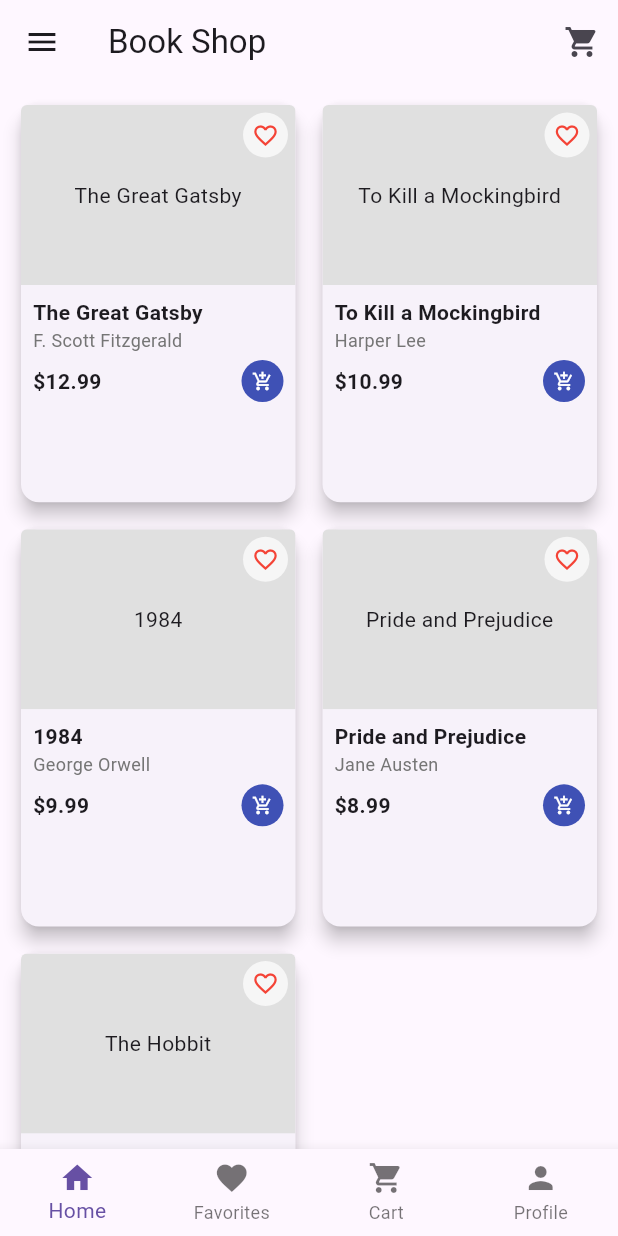
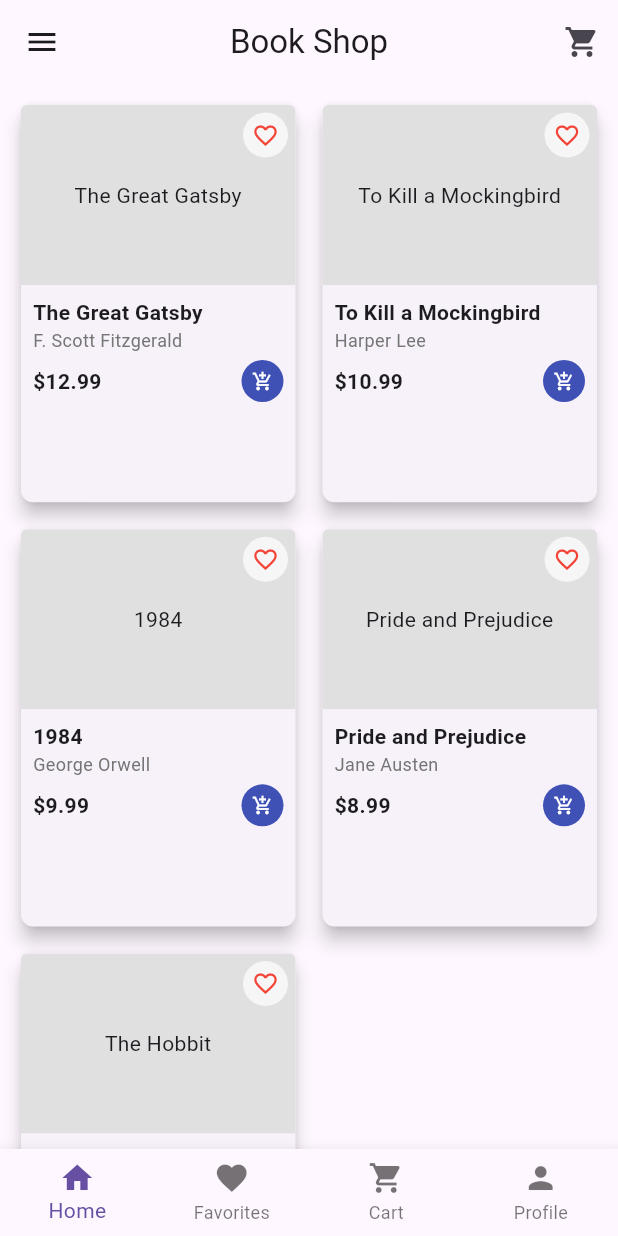
Before and after one commit to kulude/shoppinglist, a Flutter app: the screen it shows after launch, in the side drawer, after a tap on the "add shopping cart" icon, on a phone screen of 412 x 824 dp. Run offline on Flutter 3.47's test engine with Material 3 defaults, Android fonts, the phone set to English and light mode, and no system bars.

Commit message:
second commit

```diff
--- a/lib/book_item.dart
+++ b/lib/book_item.dart
@@ -9,11 +9,11 @@ class BookItem extends StatefulWidget {
   final FavoritesProvider favoritesProvider;
 
   const BookItem({
-    Key? key,
+    super.key,
     required this.book,
     required this.cartProvider,
     required this.favoritesProvider,
-  }) : super(key: key);
+  });
 
   @override
   State<BookItem> createState() => _BookItemState();
--- a/lib/home_screen.dart
+++ b/lib/home_screen.dart
@@ -9,11 +9,11 @@ class HomeScreen extends StatelessWidget {
   final FavoritesProvider favoritesProvider;
 
   const HomeScreen({
-    Key? key,
+    super.key,
     required this.books,
     required this.cartProvider,
     required this.favoritesProvider,
-  }) : super(key: key);
+  });
 
   @override
   Widget build(BuildContext context) {
--- a/lib/main.dart
+++ b/lib/main.dart
@@ -1,22 +1,100 @@
 import 'package:flutter/material.dart';
 import 'package:myapp/main_screen.dart';
+import 'package:flutter/services.dart';
 
 void main() {
+   WidgetsFlutterBinding.ensureInitialized();
+  SystemChrome.setPreferredOrientations([
+    DeviceOrientation.portraitUp,
+    DeviceOrientation.portraitDown,
+    DeviceOrientation.landscapeLeft,
+    DeviceOrientation.landscapeRight,
+  ]);
   runApp(const BookShopApp());
 }
 
-class BookShopApp extends StatelessWidget {
-  const BookShopApp({Key? key}) : super(key: key);
+class BookShopApp extends StatefulWidget {
+  const BookShopApp({super.key});
+
+  @override
+  State<BookShopApp> createState() => _BookShopAppState();
+}
+
+class _BookShopAppState extends State<BookShopApp> {
+  ThemeMode _themeMode = ThemeMode.light;
+
+  void toggleTheme() {
+    setState(() {
+      _themeMode = _themeMode == ThemeMode.light ? ThemeMode.dark : ThemeMode.light;
+    });
+  }
 
   @override
   Widget build(BuildContext context) {
     return MaterialApp(
       title: 'Book Shop',
+      debugShowCheckedModeBanner: false,
       theme: ThemeData(
         primarySwatch: Colors.indigo,
         visualDensity: VisualDensity.adaptivePlatformDensity,
+        brightness: Brightness.light,
+        appBarTheme: const AppBarTheme(
+          elevation: 0,
+          centerTitle: true,
+        ),
+        elevatedButtonTheme: ElevatedButtonThemeData(
+          style: ElevatedButton.styleFrom(
+            elevation: 0,
+            shape: RoundedRectangleBorder(
+              borderRadius: BorderRadius.circular(8),
+            ),
+          ),
+        ),
+        cardTheme: CardTheme(
+          elevation: 2,
+          shape: RoundedRectangleBorder(
+            borderRadius: BorderRadius.circular(8),
+          ),
+        ),
       ),
-      home: const MainScreen(),
+      darkTheme: ThemeData(
+        primarySwatch: Colors.indigo,
+        visualDensity: VisualDensity.adaptivePlatformDensity,
+        brightness: Brightness.dark,
+        scaffoldBackgroundColor: const Color(0xFF121212),
+        cardColor: const Color(0xFF1E1E1E),
+        appBarTheme: const AppBarTheme(
+          elevation: 0,
+          centerTitle: true,
+          backgroundColor: Color(0xFF1E1E1E),
+        ),
+        elevatedButtonTheme: ElevatedButtonThemeData(
+          style: ElevatedButton.styleFrom(
+            elevation: 0,
+            shape: RoundedRectangleBorder(
+              borderRadius: BorderRadius.circular(8),
+            ),
+          ),
+        ),
+        cardTheme: CardTheme(
+          elevation: 2,
+          shape: RoundedRectangleBorder(
+            borderRadius: BorderRadius.circular(8),
+          ),
+        ),
+      ),
+      themeMode: _themeMode,
+      home: MainScreen(),//toggleTheme: toggleTheme
+      // localizationsDelegates: const [
+      //   GlobalMaterialLocalizations.delegate,
+      //   GlobalWidgetsLocalizations.delegate,
+      //   GlobalCupertinoLocalizations.delegate,
+      // ],
+      supportedLocales: const [
+        Locale('en', ''), // English
+        Locale('es', ''), // Spanish
+        Locale('fr', ''), // French
+      ],
     );
   }
 }
--- a/lib/main_screen.dart
+++ b/lib/main_screen.dart
@@ -7,7 +7,7 @@ import 'package:myapp/favorites_screen.dart';
 import 'package:myapp/profile_screen.dart';
 import 'package:myapp/cart_screen.dart';
 class MainScreen extends StatefulWidget {
-  const MainScreen({Key? key}) : super(key: key);
+  const MainScreen({super.key });
 
   @override
   State<MainScreen> createState() => _MainScreenState();
@@ -17,6 +17,8 @@ class _MainScreenState extends State<MainScreen> {
   int _selectedIndex = 0;
   final CartProvider _cartProvider = CartProvider();
   final FavoritesProvider _favoritesProvider = FavoritesProvider();
+  final bool _isSearching = false;
+  final SearchController _searchController = SearchController();
 
   // Sample book data
   final List<Book> _books = [
@@ -61,12 +63,13 @@ class _MainScreenState extends State<MainScreen> {
       description: 'A fantasy novel about Bilbo Baggins and his adventures.',
     ),
   ];
-
+  List<Book> _filteredBooks = [];
   final List<Widget> _screens = [];
 
   @override
   void initState() {
     super.initState();
+    _filteredBooks = [..._books];
     // Initialize screens with providers
     _screens.addAll([
       HomeScreen(books: _books, cartProvider: _cartProvider, favoritesProvider: _favoritesProvider),
@@ -76,8 +79,12 @@ class _MainScreenState extends State<MainScreen> {
     ]);
   }
 
+
   @override
   Widget build(BuildContext context) {
+    final isLandscape = MediaQuery.of(context).orientation == Orientation.landscape;
+    final screenWidth = MediaQuery.of(context).size.width;
+    final isTablet = screenWidth > 600;
     return Scaffold(
       appBar: AppBar(
         title: const Text('Book Shop'),
--- a/lib/profile_screen.dart
+++ b/lib/profile_screen.dart
@@ -1,6 +1,6 @@
 import 'package:flutter/material.dart';
 class ProfileScreen extends StatelessWidget {
-  const ProfileScreen({Key? key}) : super(key: key);
+  const ProfileScreen({super.key});
 
   @override
   Widget build(BuildContext context) {
```
Also changed, not shown: lib/cart_screen.dart (+16 -12 lines), lib/favorites_screen.dart (+5 -6 lines).
